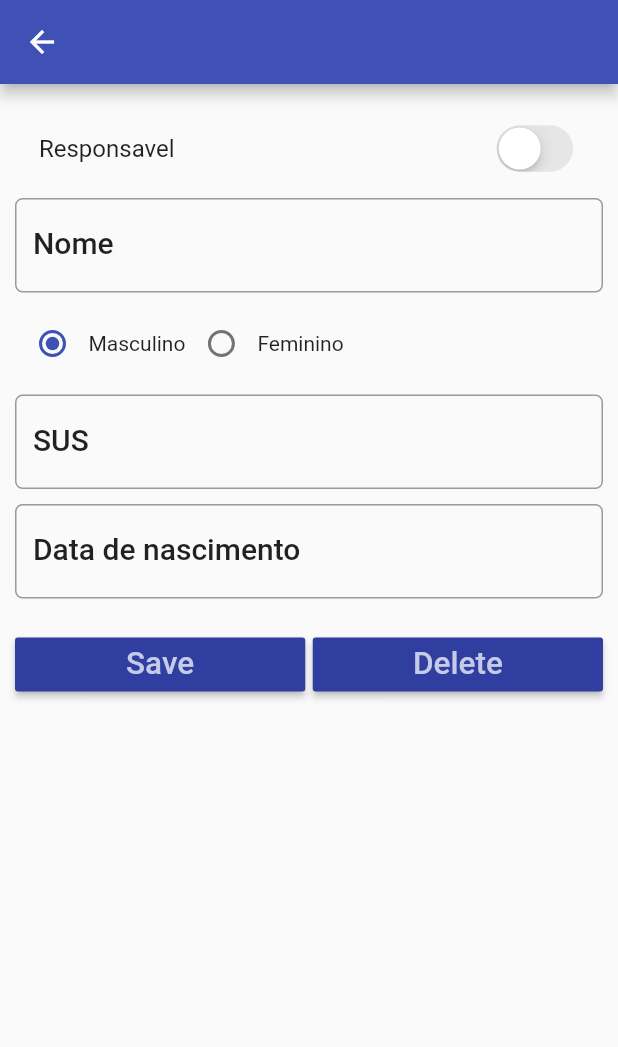
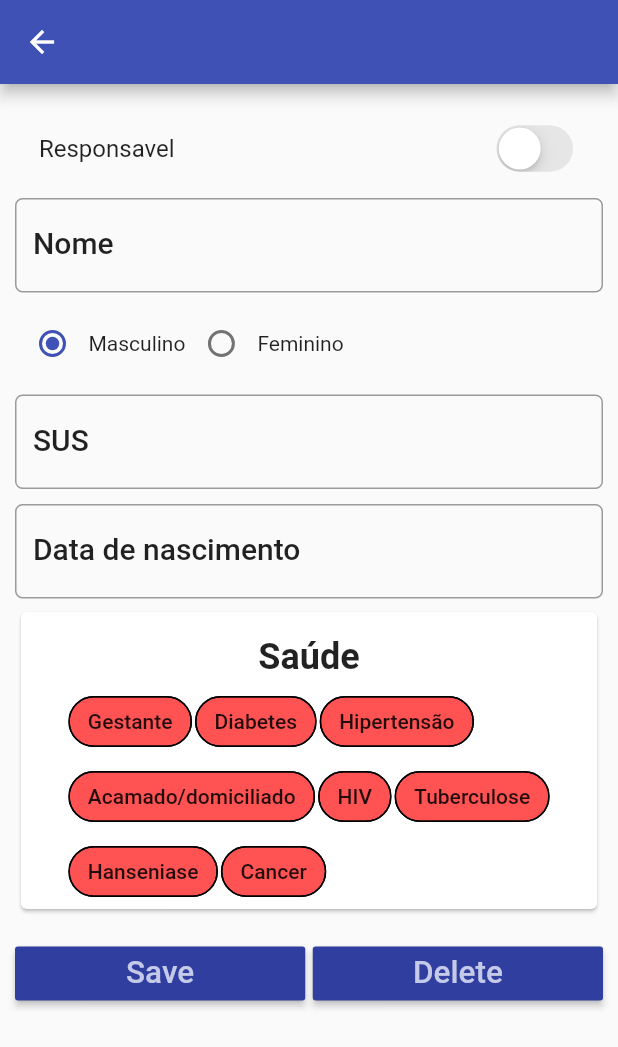
Before and after one commit to eduardo5g/flutter-ControleVisitas, a Flutter app: the CitizenDetail screen opened directly with empty values, on a phone screen of 412 x 824 dp. Shown: the top 1047 px of the screen. Run offline on Flutter 3.47's test engine with Material 2 defaults, Android fonts, the phone set to English and light mode, and no system bars; our stand-ins replace sqflite; accounts and stored records are empty.

Commit message:
Adicinando funções

```diff
--- a/lib/material/chip.dart
+++ b/lib/material/chip.dart
@@ -5,74 +5,60 @@
 import 'package:flutter/material.dart';
 
 class ChipsTile extends StatelessWidget {
-  ChipsTile({
+  const ChipsTile({
     Key key,
     this.label,
-    this.defaultTools,
-    this.tools,
-    this.selectedTools,
+    this.children,
   }) : super(key: key);
 
   final String label;
-  final Set<String> tools;
-  final Set<String> selectedTools;
-  List<String> defaultTools;
+  final List<Widget> children;
 
   // Wraps a list of chips into a ListTile for display as a section in the demo.
   @override
   Widget build(BuildContext context) {
-    final List<Widget> children = defaultTools.map<Widget>((String name) {
-      return FilterChip(
-        key: ValueKey<String>(name),
-        label: Text(name),
-        selected: tools.contains(name) && selectedTools.contains(name),
-        onSelected: !tools.contains(name)
-            ? null
-            : (bool value) {
-                if (!value) {
-                  selectedTools.remove(name);
-                } else {
-                  selectedTools.add(name);
-                }
-              },
-      );
-    }).toList();
-    final List<Widget> cardChildren = <Widget>[
-      Container(
-        padding: const EdgeInsets.only(top: 16.0, bottom: 4.0),
-        alignment: Alignment.center,
-        child: Text(label, textAlign: TextAlign.start),
-      ),
-    ];
-    if (children.isNotEmpty) {
-      cardChildren.add(Wrap(
-          children: children.map<Widget>((Widget chip) {
-        return Padding(
-          padding: const EdgeInsets.all(2.0),
-          child: chip,
-        );
-      }).toList()));
-    } else {
-      final TextStyle textStyle = Theme.of(context)
-          .textTheme
-          .caption
-          .copyWith(fontStyle: FontStyle.italic);
-      cardChildren.add(Semantics(
-        container: true,
-        child: Container(
-          alignment: Alignment.center,
-          constraints: const BoxConstraints(minWidth: 48.0, minHeight: 48.0),
-          padding: const EdgeInsets.all(8.0),
-          child: Text('None', style: textStyle),
-        ),
-      ));
-    }
-
     return Card(
       semanticContainer: false,
       child: Column(
         mainAxisSize: MainAxisSize.min,
-        children: cardChildren,
+        children: <Widget>[
+          Container(
+            padding: const EdgeInsets.only(top: 16.0, bottom: 4.0),
+            alignment: Alignment.center,
+            child: Text(
+              label,
+              textAlign: TextAlign.start,
+              style: TextStyle(
+                fontSize: 24,
+                fontWeight: FontWeight.bold,
+              ),
+            ),
+          ),
+          if (children.isNotEmpty)
+            Wrap(
+              children: children.map<Widget>((Widget chip) {
+                return Padding(
+                  padding: const EdgeInsets.all(1.0),
+                  child: chip,
+                );
+              }).toList(),
+            )
+          else
+            Semantics(
+              container: true,
+              child: Container(
+                alignment: Alignment.center,
+                constraints:
+                    const BoxConstraints(minWidth: 48.0, minHeight: 48.0),
+                padding: const EdgeInsets.all(8.0),
+                child: Text('None',
+                    style: Theme.of(context)
+                        .textTheme
+                        .caption
+                        .copyWith(fontStyle: FontStyle.italic)),
+              ),
+            ),
+        ],
       ),
     );
   }
--- a/lib/screens/citizen_detail.dart
+++ b/lib/screens/citizen_detail.dart
@@ -1,3 +1,4 @@
+import 'package:controle_visitas/material/simple_list.dart';
 import 'package:flutter/material.dart';
 import 'package:controle_visitas/models/citizen.dart';
 import 'package:controle_visitas/utils/citizen_helper.dart';
@@ -35,21 +36,45 @@ class CitizenDetailState extends State<CitizenDetail> {
   CitizenDetailState(this.citizen, this.appBarTitle);
 
   // Valores do check da saude
-  bool _isSelected=false;
   final List<String> saude = <String>[
     'Gestante',
     'Diabetes',
     'Hipertensão',
     'Acamado/domiciliado',
+    'HIV',
+    'Tuberculose',
+    'Hanseniase',
+    'Cancer',
+  ];
+  List<bool> saudeValue = <bool>[
+    false,
+    false,
+    false,
+    false,
+    false,
+    false,
+    false,
+    false,
   ];
 
   @override
   Widget build(BuildContext context) {
     TextStyle textStyle = Theme.of(context).textTheme.title;
-    final List<Widget> tiles = <Widget>[
-      const SizedBox(height: 8.0, width: 0.0),
-      ChipsTile(label: 'Choose Tools (FilterChip)', defaultTools: saude,),
-    ];
+    final List<Widget> filterChips = saude.map<Widget>((String name) {
+      return FilterChip(
+        key: ValueKey<String>(name),
+        label: Text(name),
+        backgroundColor: Colors.redAccent,
+        selectedColor: Colors.greenAccent,
+        shape: StadiumBorder(side: BorderSide()),
+        selected: saudeValue[0],
+        onSelected: (bool value) {
+          setState(() {
+            saudeValue[0] = value;
+          });
+        },
+      );
+    }).toList();
     return WillPopScope(
         onWillPop: () {
           // Write some code to control things, when user press Back navigation button in device navigationBar
@@ -162,7 +187,7 @@ class CitizenDetailState extends State<CitizenDetail> {
                   ),
                 ),
                 /** SAUDE */
-                // ListView(children: tiles),
+                ChipsTile(label: 'Saúde',children: filterChips),
                 /**  Bottom SAVE/CANCEL */
                 Padding(
                   padding: EdgeInsets.only(top: 15.0, bottom: 15.0),
```
Also changed, not shown: lib/material/simple.dart (added, +18 -0 lines), lib/material/simple_list.dart (added, +21 -0 lines).
